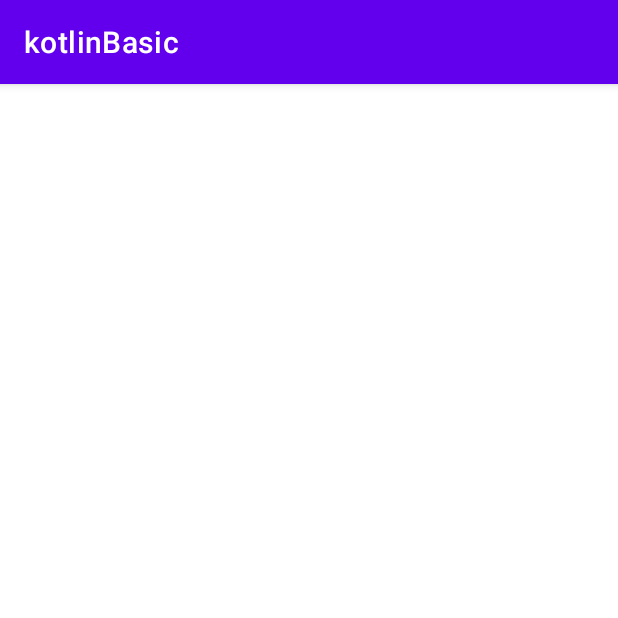
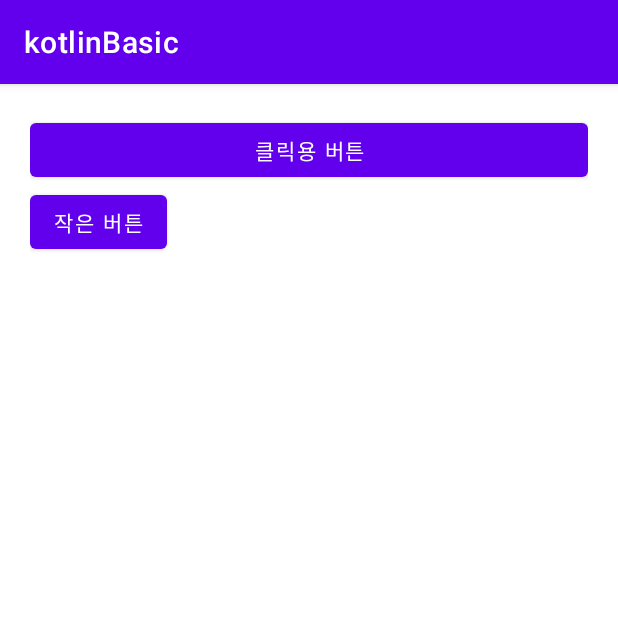
Before and after one commit to seulali/kotlinBasic, an Android app: the screen it shows after launch (MainActivity), on a phone screen of 412 x 824 dp, the top half of it. Run offline under Robolectric (Android 15) with nearby library versions, the phone set to English and light mode, and no system bars.

Commit message:
버튼 2개 추가 -> 기초 이벤트에 사용할 예정

```diff
--- a/app/build.gradle
+++ b/app/build.gradle
@@ -1,6 +1,7 @@
 plugins {
     id 'com.android.application'
     id 'org.jetbrains.kotlin.android'
+    id 'kotlin-android-extensions'
 }
 
 android {
--- a/app/src/main/java/com/example/kotlinbasic/MainActivity.kt
+++ b/app/src/main/java/com/example/kotlinbasic/MainActivity.kt
@@ -2,10 +2,15 @@ package com.example.kotlinbasic
 
 import androidx.appcompat.app.AppCompatActivity
 import android.os.Bundle
+import kotlinx.android.synthetic.main.activity_main.*
 
 class MainActivity : AppCompatActivity() {
+
     override fun onCreate(savedInstanceState: Bundle?) {
         super.onCreate(savedInstanceState)
         setContentView(R.layout.activity_main)
+
+
     }
+
 }
--- a/app/src/main/res/layout/activity_main.xml
+++ b/app/src/main/res/layout/activity_main.xml
@@ -5,7 +5,20 @@
     android:layout_width="match_parent"
     android:layout_height="match_parent"
     android:orientation="vertical"
+    android:padding="20dp"
     tools:context=".MainActivity">
+
+    <Button
+        android:id="@+id/clickBtn"
+        android:layout_width="match_parent"
+        android:layout_height="wrap_content"
+        android:text="클릭용 버튼"/>
+
+    <Button
+        android:id="@+id/smallBtn"
+        android:layout_width="wrap_content"
+        android:layout_height="wrap_content"
+        android:text="작은 버튼"/>
 
 
 </LinearLayout>
```
